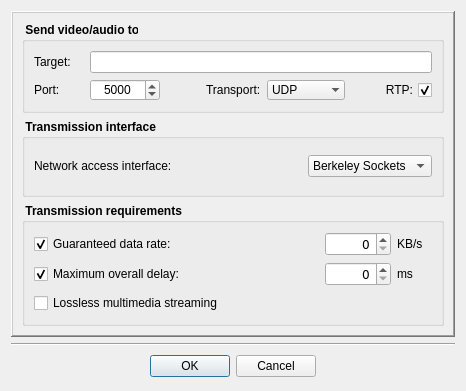
This is Homer/forms/Dialogs/AddNetworkSinkDialog.ui in Homer-Conferencing/Homer-Conferencing as Qt 5 draws it before an edit. The edited form follows.
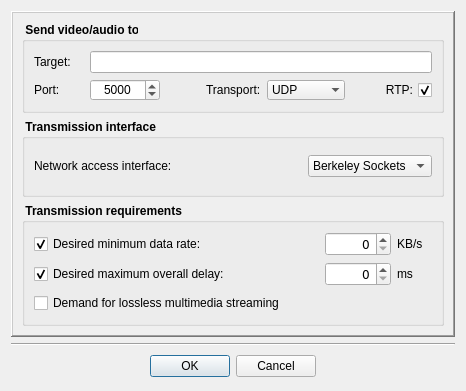
This is the edited form. Icons and pictures are not drawn.

Commit message: - changed GUI wording for transmission requirements

What changed in the file:
```diff
--- a/Homer/forms/Dialogs/AddNetworkSinkDialog.ui
+++ b/Homer/forms/Dialogs/AddNetworkSinkDialog.ui
@@ -312,7 +312,7 @@
               </font>
              </property>
              <property name="text">
-              <string>Guaranteed data rate:</string>
+              <string>Desired minimum data rate:</string>
              </property>
              <property name="checked">
               <bool>true</bool>
@@ -411,7 +411,7 @@
               </font>
              </property>
              <property name="text">
-              <string>Maximum overall delay:</string>
+              <string>Desired maximum overall delay:</string>
              </property>
              <property name="checked">
               <bool>true</bool>
@@ -510,7 +510,7 @@
               </font>
              </property>
              <property name="text">
-              <string>Lossless multimedia streaming</string>
+              <string>Demand for lossless multimedia streaming</string>
              </property>
             </widget>
            </item>
```
